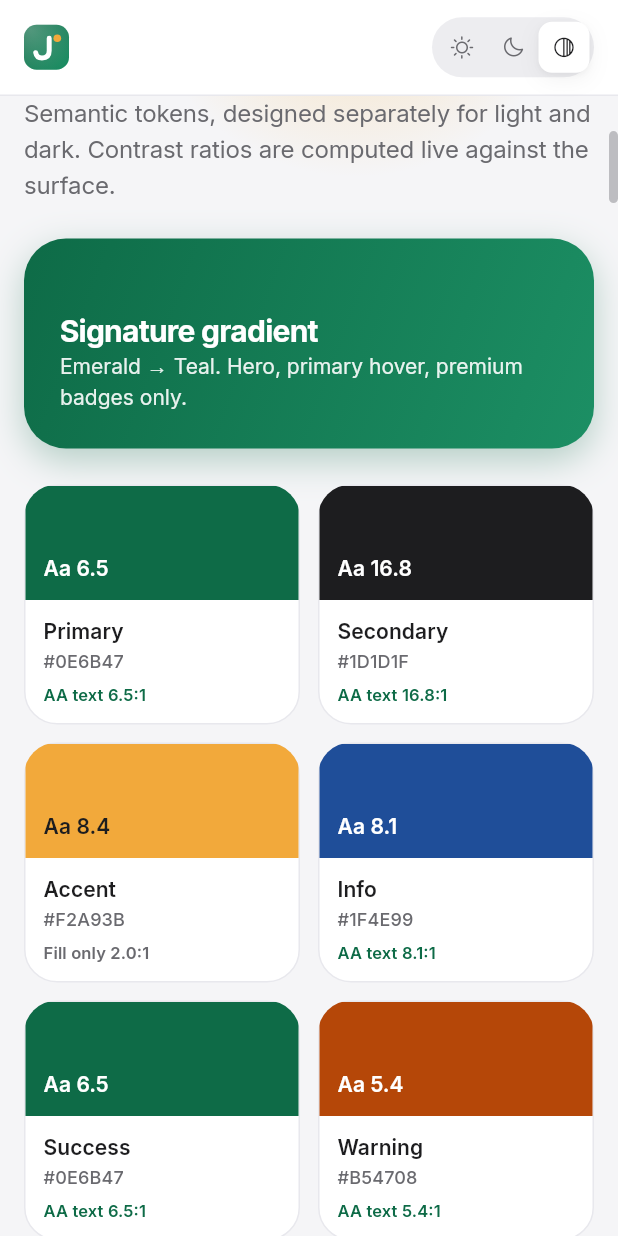
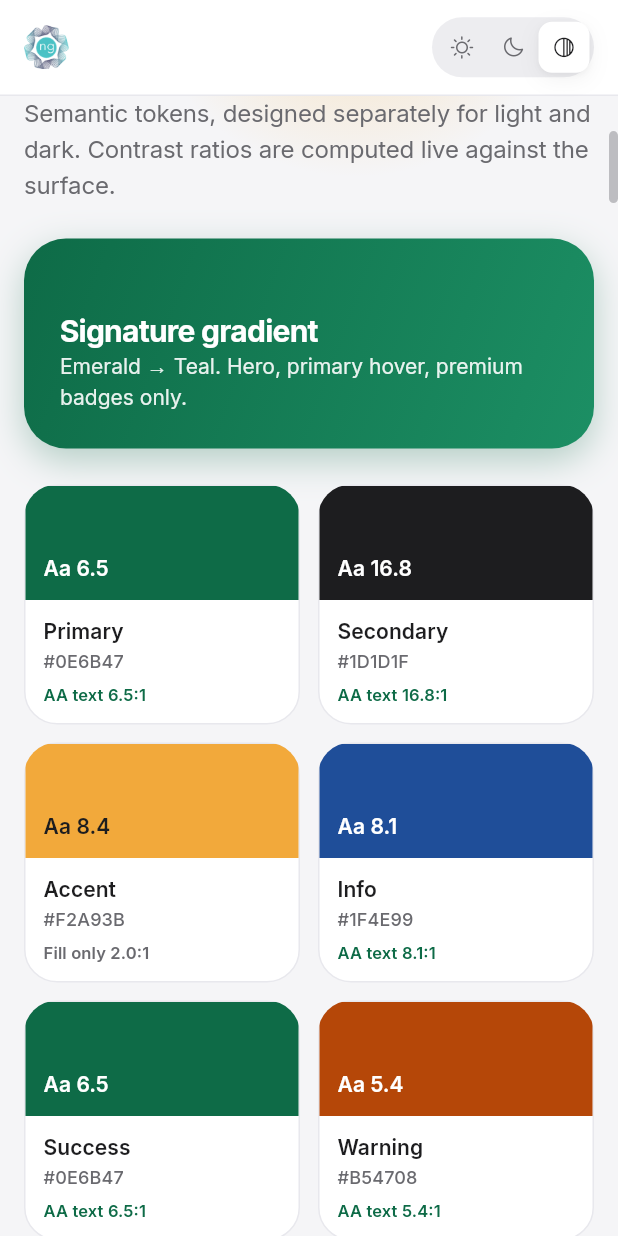
Before and after one commit to Jud-e1/jobsandmore, a Flutter app: the GalleryScreen screen opened by its route, scrolled down 576 dp, on a phone screen of 412 x 824 dp. Run offline on Flutter 3.47's test engine with Material 3 defaults, Android fonts, the phone set to English and light mode, and no system bars; drawn by our look-alikes of flutter_animate; our stand-ins replace cached_network_image, cupertino_ui, fl_chart, flutter_riverpod, go_router, google_fonts and 3 more; accounts and stored records are empty; statements that could not run were skipped.

Commit message:
Use the official Jobs & More ng logo across the app, icons and splash
- assets/brand/logo.png (+ logo_dark.png with white lettering for dark
  backgrounds) cut from assets/brand/source/logo_original.jpg
- header, footer, sign-in and onboarding use the real logo
- Android/iOS launcher icons, native splash, web favicons and PWA icons
  use the ng rosette mark

Co-Authored-By: Claude Opus 5.5 <noreply@anthropic.com>

```diff
--- a/flutter_launcher_icons.yaml
+++ b/flutter_launcher_icons.yaml
@@ -1,11 +1,11 @@
 # Generate with: dart run flutter_launcher_icons
-# Source PNGs come from tool/render_brand_assets_test.dart (placeholder mark).
+# Source PNGs are cut from assets/brand/source/logo_original.jpg (the official logo).
 flutter_launcher_icons:
   image_path: "assets/brand/app_icon.png"
   android: true
   ios: true
   remove_alpha_ios: true
-  adaptive_icon_background: "#0B8457"
+  adaptive_icon_background: "#FFFFFF"
   adaptive_icon_foreground: "assets/brand/app_icon_foreground.png"
   min_sdk_android: 23
   # Web icons are rendered directly into web/icons/ by the tool script.
--- a/lib/core/widgets/jm_brand.dart
+++ b/lib/core/widgets/jm_brand.dart
@@ -4,9 +4,8 @@ import 'dart:ui' as ui;
 import 'package:jobsandmore/app/theme/app_theme.dart';
 import 'package:material_ui/material_ui.dart';
 
-/// Placeholder logo mark: a rounded emerald tile holding an upward "path"
-/// (a stepped J that ends in a rising arrow-dot), standing for a career that
-/// moves forward. Swap for the final mark in `assets/brand/`.
+/// Logo mark: the "ng" rosette from the official logo
+/// (assets/brand/logo_mark.png). Falls back to the painted placeholder.
 class JmLogoMark extends StatelessWidget {
   const new({this.size = 36, super.key});
 
@@ -14,9 +13,15 @@ class JmLogoMark extends StatelessWidget {
 
   @override
   Widget build(BuildContext context) => Semantics(
-    label: 'JobsAndMore',
+    label: 'Jobs & More ng',
     image: true,
-    child: CustomPaint(size: Size.square(size), painter: JmLogoPainter()),
+    child: Image.asset(
+      'assets/brand/logo_mark.png',
+      width: size,
+      height: size,
+      errorBuilder: (_, _, _) =>
+          CustomPaint(size: Size.square(size), painter: JmLogoPainter()),
+    ),
   );
 }
 
@@ -86,34 +91,14 @@ class JmLogo extends StatelessWidget {
 
   @override
   Widget build(BuildContext context) {
-    final jm = context.jm;
     if (!showWordmark) return JmLogoMark(size: size);
+    final dark = Theme.of(context).brightness == Brightness.dark;
     return Semantics(
-      label: 'JobsAndMore',
+      label: 'Jobs & More ng',
       excludeSemantics: true,
-      child: Row(
-        mainAxisSize: MainAxisSize.min,
-        children: [
-          JmLogoMark(size: size),
-          SizedBox(width: size * 0.3),
-          Text.rich(
-            TextSpan(
-              children: [
-                const TextSpan(text: 'JobsAnd'),
-                TextSpan(
-                  text: 'More',
-                  style: TextStyle(color: jm.primary),
-                ),
-              ],
-            ),
-            style: context.type.h4.copyWith(
-              fontSize: size * 0.62,
-              fontWeight: FontWeight.w800,
-              letterSpacing: -0.4,
-              color: jm.text,
-            ),
-          ),
-        ],
+      child: Image.asset(
+        dark ? 'assets/brand/logo_dark.png' : 'assets/brand/logo.png',
+        height: size * 1.4,
       ),
     );
   }
```
Also changed, not shown: flutter_native_splash.yaml (+4 -4 lines), lib/ui/chrome.dart (+9 -5 lines), assets/brand/app_icon.png, assets/brand/app_icon_foreground.png, assets/brand/logo.png (added), assets/brand/logo_dark.png (added), assets/brand/logo_mark.png (added), assets/brand/source/logo_original.jpg (added), assets/brand/splash_mark.png, 70 other files.
